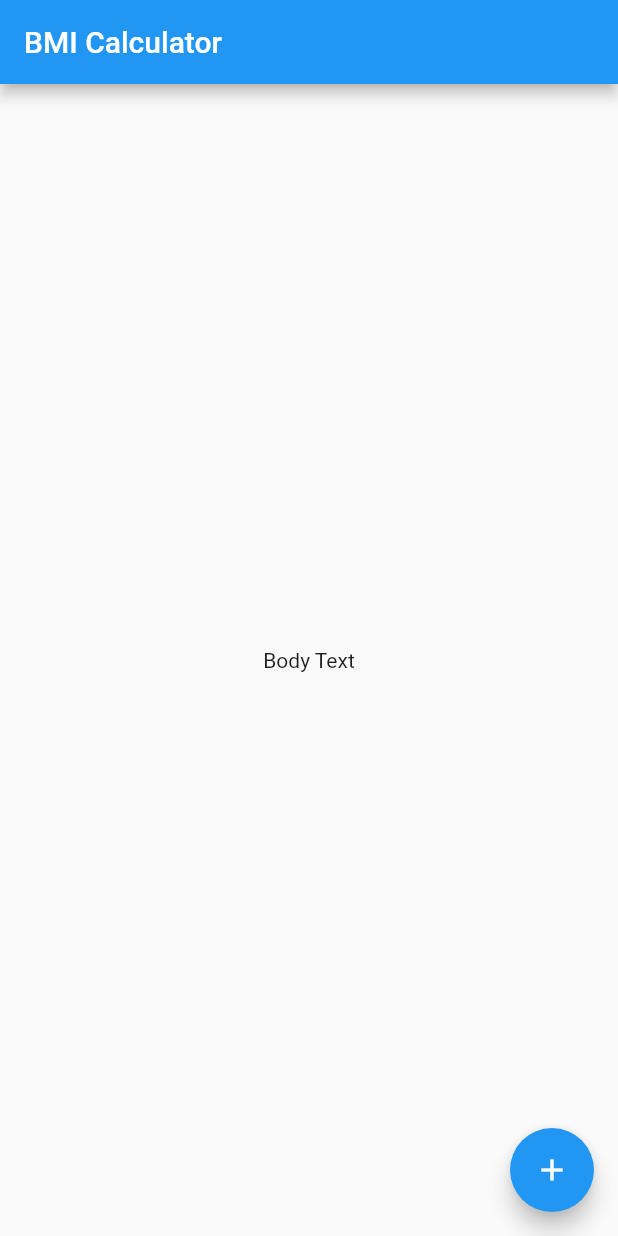
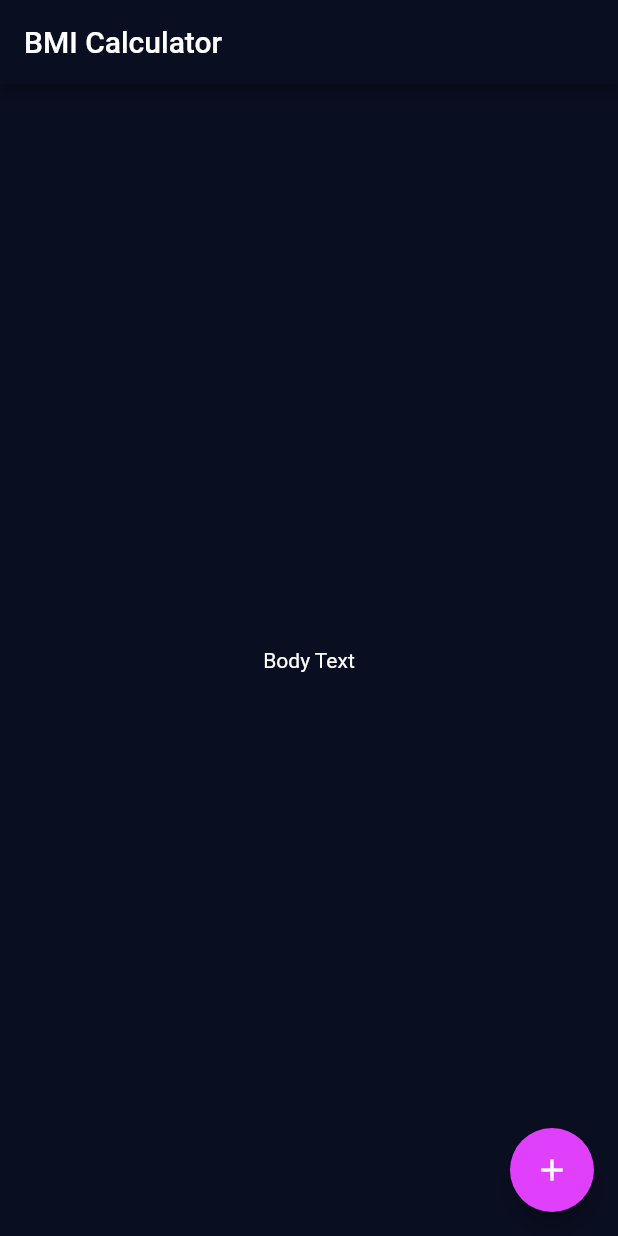
Before and after one commit to usmanhaider461/bmi_flutter_app, a Flutter app: the screen it shows after launch, on a phone screen of 412 x 824 dp. Run offline on Flutter 3.47's test engine with Material 2 defaults, Android fonts, the phone set to English and light mode, and no system bars.

Commit message:
First ThemeData

```diff
--- a/lib/main.dart
+++ b/lib/main.dart
@@ -9,7 +9,13 @@ class BMICalculator extends StatelessWidget {
   @override
   Widget build(BuildContext context) {
     return MaterialApp(
-
+      theme: ThemeData(
+        primaryColor: Color(0xff0a0e21),
+        scaffoldBackgroundColor: Color(0xff0a0e21),
+        // ignore: deprecated_member_use
+        textTheme: TextTheme(body1: TextStyle(color: Colors.white)),
+        accentColor: Colors.purpleAccent,
+      ),
       home: InputPage(),
     );
   }
--- a/pubspec.yaml
+++ b/pubspec.yaml
@@ -28,6 +28,7 @@ dependencies:
   # The following adds the Cupertino Icons font to your application.
   # Use with the CupertinoIcons class for iOS style icons.
   cupertino_icons: ^0.1.3
+  font_awesome_flutter: ^8.4.0
 
 dev_dependencies:
   flutter_test:
```
Also changed, not shown: pubspec.lock, 1 other file.
